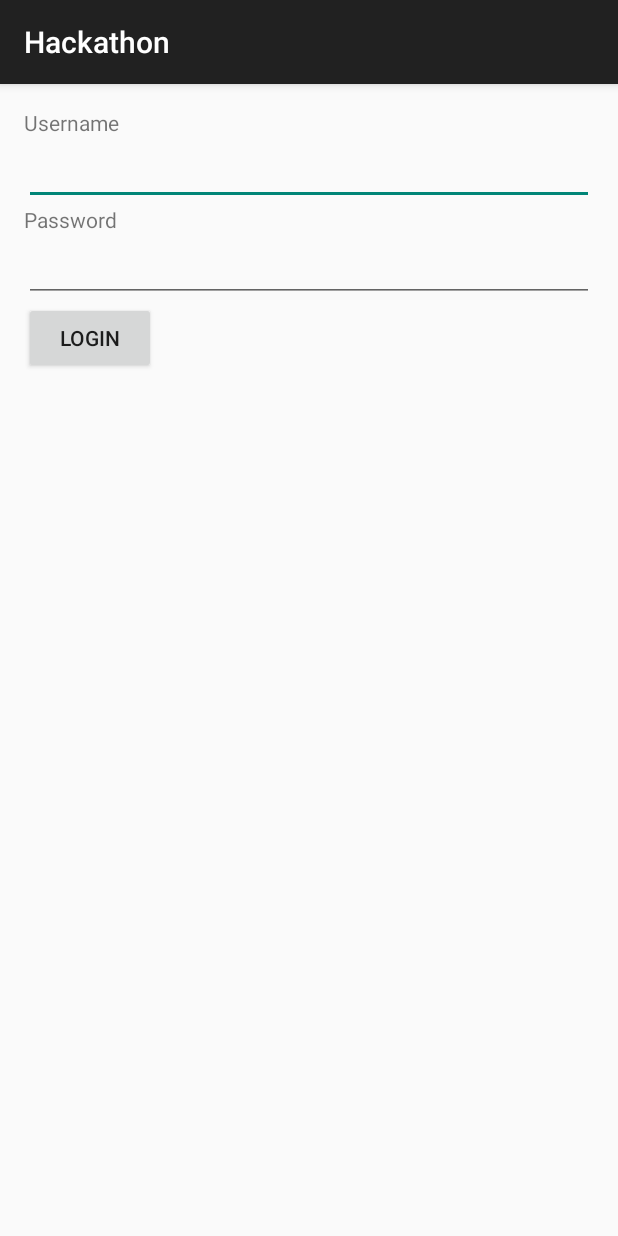
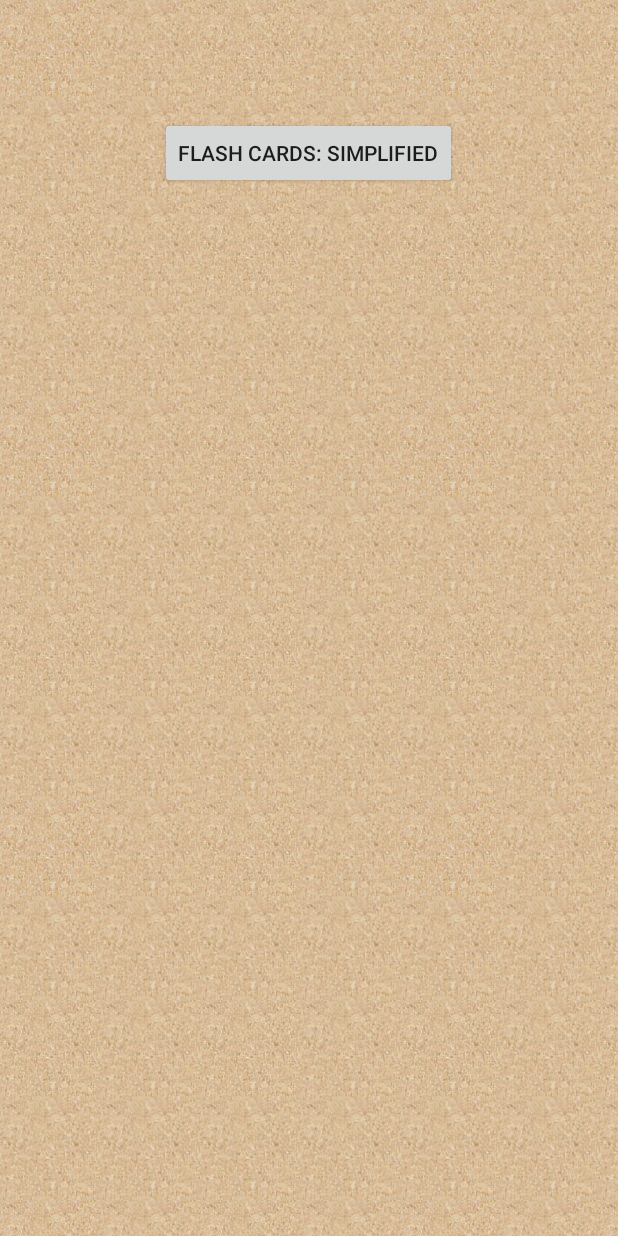
Before and after one commit to DanielCadwell/HackathonMMT, an Android app: the screen it shows after launch (MainActivity before the commit, FlashCardDirectory after it), after a tap on "LOGIN", on a phone screen of 412 x 824 dp. Run offline under Robolectric (Android 15) with nearby library versions, the phone set to English and light mode, and no system bars.

Commit message:
Login button starts flash card directory activity

```diff
--- a/Francisco/app/src/main/java/com/mmt/rockower/montereymandarintutor/FlashCardDirectory.java
+++ b/Francisco/app/src/main/java/com/mmt/rockower/montereymandarintutor/FlashCardDirectory.java
@@ -1,7 +1,19 @@
 package com.mmt.rockower.montereymandarintutor;
+
+import android.app.Activity;
+import android.os.Bundle;
 
 /**
  * Created by Markus on 11/21/2015.
  */
-public class FlashCardDirectory {
+public class FlashCardDirectory extends Activity {
+
+    @Override
+    protected void onCreate(Bundle savedInstanceState) {
+        super.onCreate(savedInstanceState);
+        setContentView(R.layout.flash_card_directory);
+    }
+
+
+
 }
--- a/Francisco/app/src/main/java/com/mmt/rockower/montereymandarintutor/MainActivity.java
+++ b/Francisco/app/src/main/java/com/mmt/rockower/montereymandarintutor/MainActivity.java
@@ -8,7 +8,7 @@ import android.view.View;
 import android.widget.Button;
 import android.widget.EditText;
 import android.widget.TextView;
-
+import android.content.Intent;
 
 import org.apache.http.HttpEntity;
 import org.apache.http.HttpResponse;
@@ -54,7 +54,6 @@ public class MainActivity extends ActionBarActivity {
             }
         });
     }
-}
 
     class GetData extends AsyncTask<String, Integer, String> {
 
@@ -92,7 +91,9 @@ class GetData extends AsyncTask<String, Integer, String> {
         protected void onPostExecute(String s) {
             super.onPostExecute(s);
             //this is where we will start a new activity.
-
+            Intent directory = new Intent(MainActivity.this,FlashCardDirectory.class);
+            startActivity(directory);
+        }
+    }
 
 }
-}
--- /dev/null
+++ b/Francisco/app/src/main/res/drawable-mdpi/repeat_pattern.xml
@@ -0,0 +1,4 @@
+<?xml version="1.0" encoding="utf-8"?>
+<bitmap xmlns:android="http://schemas.android.com/apk/res/android"
+    android:src="@drawable/background"
+    android:tileMode="repeat" />
--- a/Francisco/app/src/main/res/layout/flash_card_directory.xml
+++ b/Francisco/app/src/main/res/layout/flash_card_directory.xml
@@ -1,8 +1,7 @@
 <?xml version="1.0" encoding="utf-8"?>
 <RelativeLayout xmlns:android="http://schemas.android.com/apk/res/android"
     android:layout_width="match_parent" android:layout_height="match_parent"
-    android:background="@drawable/repeat_pattern"
-    android:tilemode="repeat">
+    android:background="@drawable/repeat_pattern">
 
     <Button
         android:layout_width="wrap_content"
```
Also changed, not shown: Francisco/app/src/main/AndroidManifest.xml (+7 -0 lines). Lines whose indentation alone changed are shown as unchanged.
